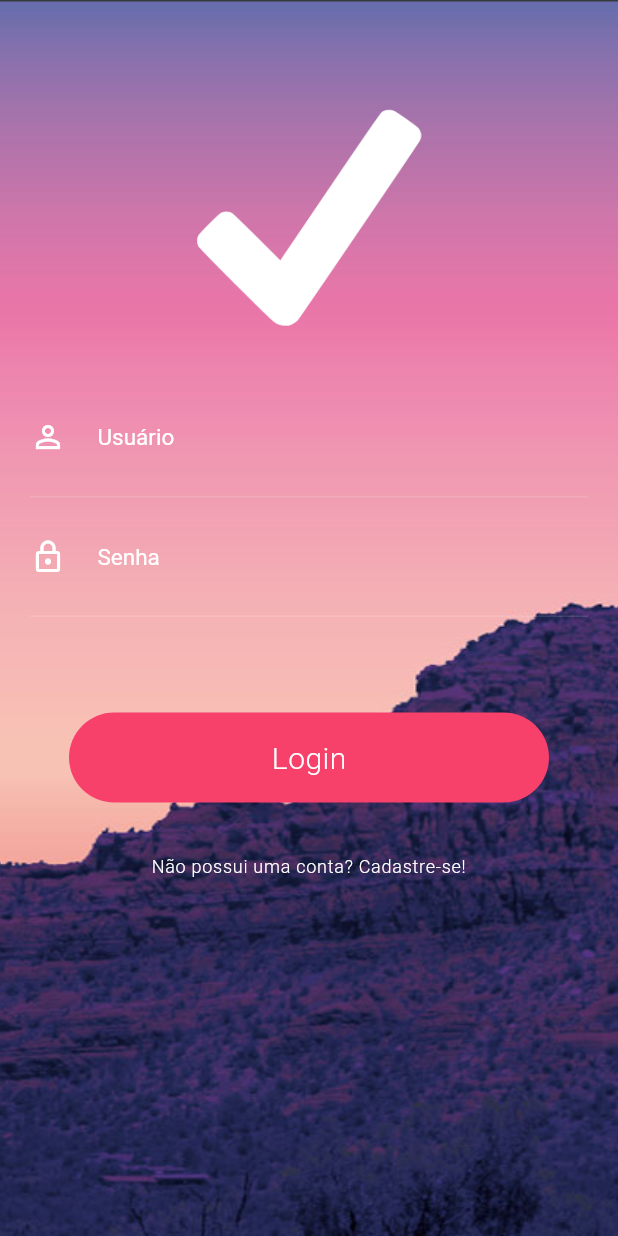
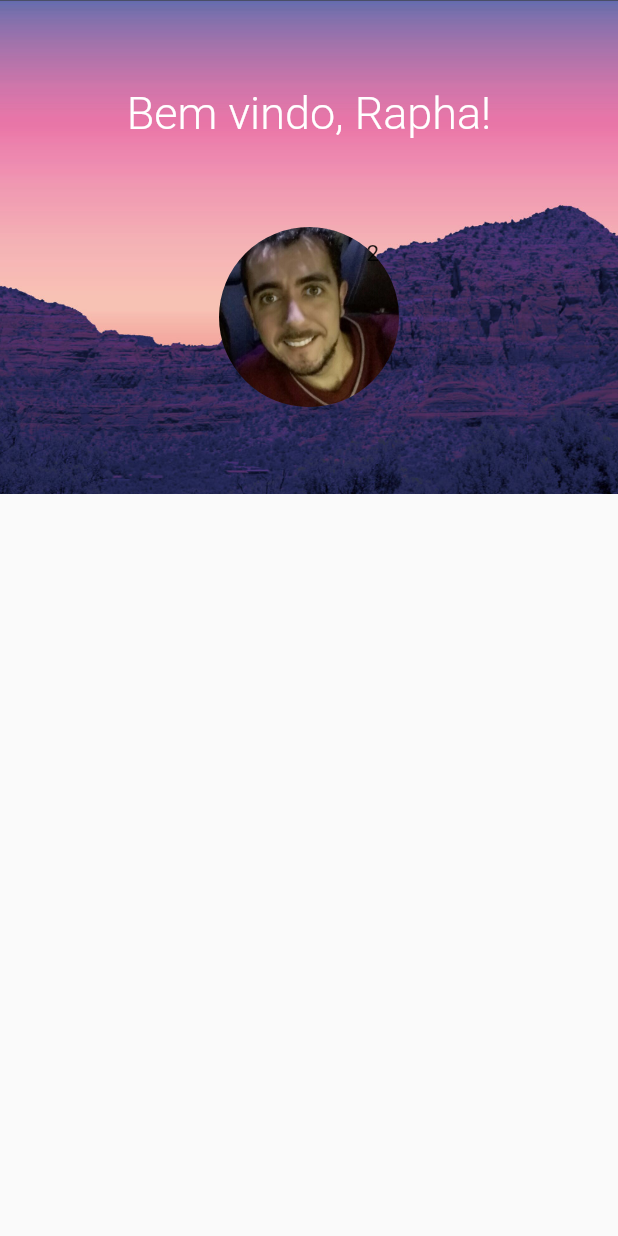
Before and after one commit to raphaaugustosilva/flutter_animacoes_complexas, a Flutter app: the screen it shows after launch, on a phone screen of 412 x 824 dp. Run offline on Flutter 3.47's test engine with Material 2 defaults, Android fonts, the phone set to English and light mode, and no system bars.

Commit message:
Classes novas para começo de animação da Home

```diff
--- a/lib/helper/navegacaoHelper.dart
+++ b/lib/helper/navegacaoHelper.dart
@@ -1,10 +1,12 @@
 import 'package:flutter/material.dart';
+import 'package:flutter_animacoes_complexas/view/home/homeView.dart';
 import 'package:flutter_animacoes_complexas/view/login/loginView.dart';
 import 'package:flutter_animacoes_complexas/view/principalView.dart';
 
 class NavegacaoHelper {
   static const rotaPrincipal = "/";
   static const rotaLogin = "/login";
+  static const rotaHome = "/home";
 
   static RouteFactory rotas() {
     return (settings) {
@@ -18,6 +20,10 @@ class NavegacaoHelper {
 
         case rotaLogin:
           viewEncontrada = LoginView();
+          break;
+
+          case rotaHome:
+          viewEncontrada = HomeView();
           break;
 
         // case rotaNavegacao02:
--- a/lib/main.dart
+++ b/lib/main.dart
@@ -8,7 +8,7 @@ class MyApp extends StatelessWidget {
   Widget build(BuildContext context) {
     return MaterialApp(
       debugShowCheckedModeBanner: false,
-      initialRoute: "/login",
+      initialRoute: NavegacaoHelper.rotaHome,
       onGenerateRoute: NavegacaoHelper.rotas(),
       onUnknownRoute: NavegacaoHelper.rotaNaoEncontrada(),
       title: "Animações Complexas",
--- /dev/null
+++ b/lib/view/home/animacoes/homeAnimacao.dart
@@ -0,0 +1,36 @@
+import 'package:flutter/material.dart';
+import 'package:flutter_animacoes_complexas/view/home/widgets/elementoTopoWidget.dart';
+
+class HomeAnimacao extends StatelessWidget {
+  final AnimationController controller;
+  HomeAnimacao({@required this.controller})
+      : animacaoCrescerContainer = CurvedAnimation(
+          parent: controller,
+          curve: Curves.ease,
+        );
+
+  final Animation<double> animacaoCrescerContainer;
+
+  Widget _buildAnimation(BuildContext context, Widget child) {
+    return ListView(
+      padding: EdgeInsets.zero,
+      children: <Widget>[
+        ElementoTopoWidget(
+          animacaoCrescerContainer: animacaoCrescerContainer,
+        ),
+      ],
+    );
+  }
+
+  @override
+  Widget build(BuildContext context) {
+    return Scaffold(
+      body: Container(
+        child: AnimatedBuilder(
+          animation: controller,
+          builder: _buildAnimation,
+        ),
+      ),
+    );
+  }
+}
--- /dev/null
+++ b/lib/view/home/homeView.dart
@@ -0,0 +1,32 @@
+import 'package:flutter/material.dart';
+import 'package:flutter/scheduler.dart' show timeDilation;
+import 'package:flutter_animacoes_complexas/view/home/animacoes/homeAnimacao.dart';
+
+class HomeView extends StatefulWidget {
+  @override
+  _HomeViewState createState() => _HomeViewState();
+}
+
+class _HomeViewState extends State<HomeView> with SingleTickerProviderStateMixin {
+  AnimationController _controller;
+
+  @override
+  void initState() {
+    super.initState();
+
+    _controller = AnimationController(vsync: this, duration: Duration(seconds: 2));
+
+    _controller.forward();
+  }
+
+  @override
+  void dispose() {
+    super.dispose();
+    _controller.dispose();
+  }
+
+  @override
+  Widget build(BuildContext context) {
+    return HomeAnimacao(controller: _controller);
+  }
+}
--- /dev/null
+++ b/lib/view/home/widgets/elementoTopoWidget.dart
@@ -0,0 +1,60 @@
+import 'package:flutter/material.dart';
+
+class ElementoTopoWidget extends StatelessWidget {
+  final Animation<double> animacaoCrescerContainer;
+
+  ElementoTopoWidget({@required this.animacaoCrescerContainer});
+
+  @override
+  Widget build(BuildContext context) {
+    final viewSize = MediaQuery.of(context).size;
+
+    return Container(
+      height: viewSize.height * 0.4,
+      decoration: BoxDecoration(
+        image: DecorationImage(
+          image: AssetImage("imagens/background.jpg"),
+          fit: BoxFit.cover,
+        ),
+      ),
+      child: SafeArea(
+        child: Column(
+          mainAxisAlignment: MainAxisAlignment.spaceEvenly,
+          children: <Widget>[
+            Text(
+              "Bem vindo, Rapha!",
+              style: TextStyle(
+                fontSize: 30,
+                fontWeight: FontWeight.w300,
+                color: Colors.white,
+              ),
+            ),
+            Container(
+              alignment: Alignment.topRight,
+              width: animacaoCrescerContainer.value * 120,
+              height: animacaoCrescerContainer.value * 120,
+              decoration: BoxDecoration(
+                shape: BoxShape.circle,
+                image: DecorationImage(
+                  image: AssetImage("imagens/perfil.jpg"),
+                  fit: BoxFit.cover,
+                ),
+              ),
+              child: Container(
+                width: animacaoCrescerContainer.value * 35,
+                height: animacaoCrescerContainer.value * 35,
+                margin: EdgeInsets.only(left: 80),
+                child: Center(
+                  child: Text(
+                    "2",
+                    style: TextStyle(fontSize: animacaoCrescerContainer.value * 15),
+                  ),
+                ),
+              ),
+            )
+          ],
+        ),
+      ),
+    );
+  }
+}
--- a/lib/view/login/animacoes/loginAnimacao.dart
+++ b/lib/view/login/animacoes/loginAnimacao.dart
@@ -3,7 +3,7 @@ import 'package:flutter/material.dart';
 class LoginAnimacao extends StatelessWidget {
   final AnimationController animationController;
   LoginAnimacao({this.animationController})
-      : diminuirBotao = Tween(
+      : animacaoDiminuirBotao = Tween(
           begin: 320.0,
           end: 60.0,
         ).animate(
@@ -12,7 +12,7 @@ class LoginAnimacao extends StatelessWidget {
             curve: Interval(0, 0.150),
           ),
         ),
-        aumentarBotao = Tween(
+        animacaoAumentarBotao = Tween(
           begin: 60.0,
           end: 1000.0,
         ).animate(
@@ -22,8 +22,8 @@ class LoginAnimacao extends StatelessWidget {
           ),
         );
 
-  final Animation<double> diminuirBotao;
-  final Animation<double> aumentarBotao;
+  final Animation<double> animacaoDiminuirBotao;
+  final Animation<double> animacaoAumentarBotao;
 
   Widget _buildAnimation(BuildContext context, Widget child) {
     return Padding(
@@ -32,9 +32,9 @@ class LoginAnimacao extends StatelessWidget {
         onTap: () {
           animationController.forward();
         },
-        child: aumentarBotao.value == 60
+        child: animacaoAumentarBotao.value == 60
             ? Container(
-                width: diminuirBotao.value,
+                width: animacaoDiminuirBotao.value,
                 height: 60,
                 alignment: Alignment.center,
                 decoration: BoxDecoration(
@@ -44,11 +44,11 @@ class LoginAnimacao extends StatelessWidget {
                 child: _constroiBotao(context),
               )
             : Container(
-                width: aumentarBotao.value,
-                height: aumentarBotao.value,
+                width: animacaoAumentarBotao.value,
+                height: animacaoAumentarBotao.value,
                 decoration: BoxDecoration(
                   color: Color.fromRGBO(247, 64, 106, 1.0),
-                  shape: aumentarBotao.value < 500 ? BoxShape.circle : BoxShape.rectangle,
+                  shape: animacaoAumentarBotao.value < 500 ? BoxShape.circle : BoxShape.rectangle,
                 ),
               ),
       ),
@@ -64,7 +64,7 @@ class LoginAnimacao extends StatelessWidget {
   }
 
   Widget _constroiBotao(BuildContext context) {
-    if (diminuirBotao.value > 75) {
+    if (animacaoDiminuirBotao.value > 75) {
       return Text(
         "Login",
         style: TextStyle(color: Colors.white, fontSize: 20, fontWeight: FontWeight.w300, letterSpacing: 0.3),
--- a/lib/view/login/loginView.dart
+++ b/lib/view/login/loginView.dart
@@ -3,7 +3,6 @@ import 'package:flutter/scheduler.dart' show timeDilation;
 import 'animacoes/loginAnimacao.dart';
 import 'package:flutter_animacoes_complexas/view/login/widgets/loginConteudoWidget.dart';
 import 'package:flutter_animacoes_complexas/view/login/widgets/loginBotaoCadastroWidget.dart';
-
 
 class LoginView extends StatefulWidget {
   @override
@@ -11,12 +10,12 @@ class LoginView extends StatefulWidget {
 }
 
 class _LoginViewState extends State<LoginView> with SingleTickerProviderStateMixin {
-  AnimationController _animationController;
+  AnimationController _controller;
 
   @override
   void initState() {
     super.initState();
-    _animationController = AnimationController(
+    _controller = AnimationController(
       vsync: this,
       duration: Duration(seconds: 2),
     );
@@ -24,7 +23,7 @@ class _LoginViewState extends State<LoginView> with SingleTickerProviderStateMix
 
   @override
   void dispose() {
-    _animationController.dispose();
+    _controller.dispose();
     super.dispose();
   }
 
@@ -57,7 +56,7 @@ class _LoginViewState extends State<LoginView> with SingleTickerProviderStateMix
                     LoginBotaoCadastroWidget(),
                   ],
                 ),
-                LoginAnimacao(animationController: _animationController.view)
+                LoginAnimacao(animationController: _controller.view)
               ],
             ),
           ],
--- a/lib/view/login/widgets/loginBotaoLoginWidget.dart
+++ /dev/null
@@ -1,10 +0,0 @@
-import 'package:flutter/material.dart';
-
-class LoginBotaoLoginWidget extends StatelessWidget {
-  @override
-  Widget build(BuildContext context) {
-    return FlatButton(
-
-    );
-  }
-}
```
